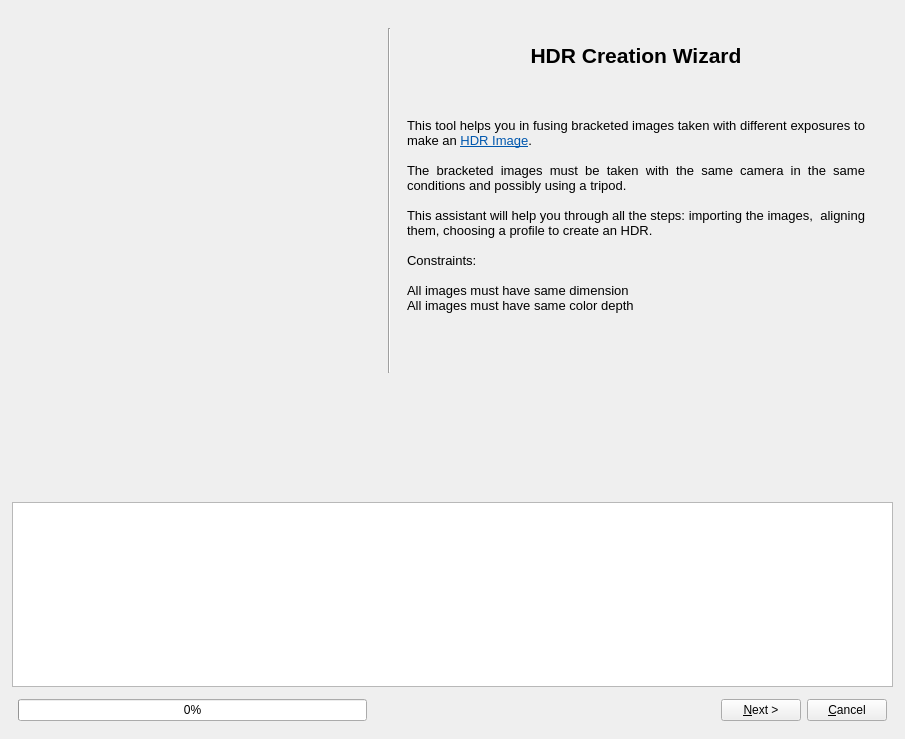
Old version of the form src/HdrWizard/HdrWizard.ui in the repository LuminanceHDR/LuminanceHDR.
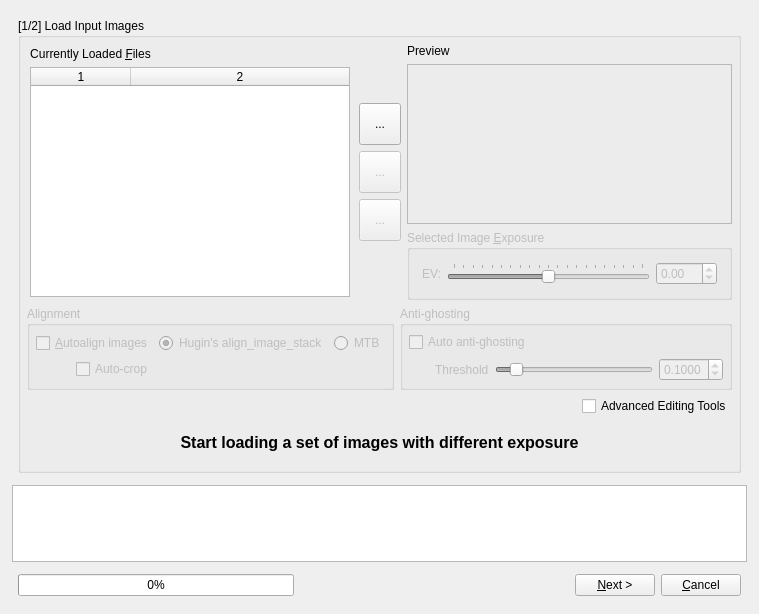
New version of the form. Icons and pictures are not drawn.

Commit message: [HdrCreation] remove first page from wizard (feat-#38)

```diff
--- a/src/HdrWizard/HdrWizard.ui
+++ b/src/HdrWizard/HdrWizard.ui
@@ -6,8 +6,8 @@
    <rect>
     <x>0</x>
     <y>0</y>
-    <width>905</width>
-    <height>739</height>
+    <width>759</width>
+    <height>614</height>
    </rect>
   </property>
   <property name="windowTitle">
@@ -34,197 +34,6 @@
        <property name="currentIndex">
         <number>0</number>
        </property>
-       <widget class="QWidget" name="page">
-        <widget class="QWidget" name="layoutWidget">
-         <property name="geometry">
-          <rect>
-           <x>0</x>
-           <y>10</y>
-           <width>869</width>
-           <height>357</height>
-          </rect>
-         </property>
-         <layout class="QHBoxLayout" name="horizontalLayout_17">
-          <item>
-           <layout class="QVBoxLayout" name="verticalLayout_6">
-            <item>
-             <layout class="QHBoxLayout" name="horizontalLayout_12">
-              <item>
-               <spacer name="horizontalSpacer_16">
-                <property name="orientation">
-                 <enum>Qt::Horizontal</enum>
-                </property>
-                <property name="sizeHint" stdset="0">
-                 <size>
-                  <width>40</width>
-                  <height>20</height>
-                 </size>
-                </property>
-               </spacer>
-              </item>
-              <item>
-               <widget class="QLabel" name="camera_label">
-                <property name="text">
-                 <string/>
-                </property>
-                <property name="pixmap">
-                 <pixmap resource="../../icons.qrc">:/splash/images/camera.png</pixmap>
-                </property>
-               </widget>
-              </item>
-              <item>
-               <spacer name="horizontalSpacer_17">
-                <property name="orientation">
-                 <enum>Qt::Horizontal</enum>
-                </property>
-                <property name="sizeHint" stdset="0">
-                 <size>
-                  <width>40</width>
-                  <height>20</height>
-                 </size>
-                </property>
-               </spacer>
-              </item>
-             </layout>
-            </item>
-            <item>
-             <layout class="QHBoxLayout" name="horizontalLayout_11">
-              <item>
-               <spacer name="horizontalSpacer_8">
-                <property name="orientation">
-                 <enum>Qt::Horizontal</enum>
-                </property>
-                <property name="sizeHint" stdset="0">
-                 <size>
-                  <width>40</width>
-                  <height>20</height>
-                 </size>
-                </property>
-               </spacer>
-              </item>
-              <item>
-               <widget class="QLabel" name="stack_label">
-                <property name="text">
-                 <string/>
-                </property>
-                <property name="pixmap">
-                 <pixmap resource="../../icons.qrc">:/splash/images/stack.png</pixmap>
-                </property>
-               </widget>
-              </item>
-              <item>
-               <spacer name="horizontalSpacer_9">
-                <property name="orientation">
-                 <enum>Qt::Horizontal</enum>
-                </property>
-                <property name="sizeHint" stdset="0">
-                 <size>
-                  <width>40</width>
-                  <height>20</height>
-                 </size>
-                </property>
-               </spacer>
-              </item>
-             </layout>
-            </item>
-           </layout>
-          </item>
-          <item>
-           <widget class="Line" name="line_3">
-            <property name="orientation">
-             <enum>Qt::Vertical</enum>
-            </property>
-           </widget>
-          </item>
-          <item>
-           <layout class="QVBoxLayout" name="verticalLayout_8">
-            <item>
-             <layout class="QHBoxLayout" name="horizontalLayout_10">
-              <item>
-               <spacer name="horizontalSpacer_10">
-                <property name="orientation">
-                 <enum>Qt::Horizontal</enum>
-                </property>
-                <property name="sizeType">
-                 <enum>QSizePolicy::Fixed</enum>
-                </property>
-                <property name="sizeHint" stdset="0">
-                 <size>
-                  <width>10</width>
-                  <height>20</height>
-                 </size>
-                </property>
-               </spacer>
-              </item>
-              <item>
-               <widget class="QLabel" name="label_5">
-                <property name="text">
-                 <string>&lt;!DOCTYPE HTML PUBLIC &quot;-//W3C//DTD HTML 4.0//EN&quot; &quot;http://www.w3.org/TR/REC-html40/strict.dtd&quot;&gt;
-&lt;html&gt;&lt;head&gt;&lt;meta name=&quot;qrichtext&quot; content=&quot;1&quot; /&gt;&lt;style type=&quot;text/css&quot;&gt;
-p, li { white-space: pre-wrap; }
-&lt;/style&gt;&lt;/head&gt;&lt;body style=&quot; font-family:'Sans Serif'; font-size:10pt; font-weight:400; font-style:normal;&quot;&gt;
-&lt;p align=&quot;center&quot; style=&quot;-qt-paragraph-type:empty; margin-top:0px; margin-bottom:0px; margin-left:0px; margin-right:0px; -qt-block-indent:0; text-indent:0px;&quot;&gt;&lt;/p&gt;
-&lt;p align=&quot;center&quot; style=&quot; margin-top:0px; margin-bottom:0px; margin-left:0px; margin-right:0px; -qt-block-indent:0; text-indent:0px;&quot;&gt;&lt;span style=&quot; font-size:16pt; font-weight:600;&quot;&gt;HDR Creation Wizard&lt;/span&gt;&lt;/p&gt;
-&lt;p align=&quot;center&quot; style=&quot;-qt-paragraph-type:empty; margin-top:0px; margin-bottom:0px; margin-left:0px; margin-right:0px; -qt-block-indent:0; text-indent:0px; font-size:16pt; font-weight:600;&quot;&gt;&lt;/p&gt;
-&lt;p align=&quot;center&quot; style=&quot;-qt-paragraph-type:empty; margin-top:0px; margin-bottom:0px; margin-left:0px; margin-right:0px; -qt-block-indent:0; text-indent:0px; font-size:16pt; font-weight:600;&quot;&gt;&lt;/p&gt;
-&lt;p align=&quot;justify&quot; style=&quot; margin-top:0px; margin-bottom:0px; margin-left:0px; margin-right:0px; -qt-block-indent:0; text-indent:0px;&quot;&gt;This tool helps you in fusing bracketed images taken with different exposures to make an &lt;a href=&quot;http://en.wikipedia.org/wiki/High_Dynamic_Range&quot;&gt;&lt;span style=&quot; text-decoration: underline; color:#0057ae;&quot;&gt;HDR Image&lt;/span&gt;&lt;/a&gt;. &lt;/p&gt;
-&lt;p align=&quot;justify&quot; style=&quot;-qt-paragraph-type:empty; margin-top:0px; margin-bottom:0px; margin-left:0px; margin-right:0px; -qt-block-indent:0; text-indent:0px;&quot;&gt;&lt;/p&gt;
-&lt;p align=&quot;justify&quot; style=&quot; margin-top:0px; margin-bottom:0px; margin-left:0px; margin-right:0px; -qt-block-indent:0; text-indent:0px;&quot;&gt;The bracketed images must be taken with the same camera in the same conditions and possibly using a tripod.&lt;/p&gt;
-&lt;p align=&quot;justify&quot; style=&quot;-qt-paragraph-type:empty; margin-top:0px; margin-bottom:0px; margin-left:0px; margin-right:0px; -qt-block-indent:0; text-indent:0px;&quot;&gt;&lt;/p&gt;
-&lt;p align=&quot;justify&quot; style=&quot; margin-top:0px; margin-bottom:0px; margin-left:0px; margin-right:0px; -qt-block-indent:0; text-indent:0px;&quot;&gt;This assistant will help you through all the steps: importing the images,  aligning them, choosing a profile to create an HDR.&lt;/p&gt;
-&lt;p align=&quot;justify&quot; style=&quot;-qt-paragraph-type:empty; margin-top:0px; margin-bottom:0px; margin-left:0px; margin-right:0px; -qt-block-indent:0; text-indent:0px;&quot;&gt;&lt;/p&gt;
-&lt;p align=&quot;justify&quot; style=&quot; margin-top:0px; margin-bottom:0px; margin-left:0px; margin-right:0px; -qt-block-indent:0; text-indent:0px;&quot;&gt;Constraints:&lt;/p&gt;
-&lt;p align=&quot;justify&quot; style=&quot;-qt-paragraph-type:empty; margin-top:0px; margin-bottom:0px; margin-left:0px; margin-right:0px; -qt-block-indent:0; text-indent:0px;&quot;&gt;&lt;/p&gt;
-&lt;p align=&quot;justify&quot; style=&quot; margin-top:0px; margin-bottom:0px; margin-left:0px; margin-right:0px; -qt-block-indent:0; text-indent:0px;&quot;&gt;All images must have same dimension&lt;/p&gt;
-&lt;p align=&quot;justify&quot; style=&quot; margin-top:0px; margin-bottom:0px; margin-left:0px; margin-right:0px; -qt-block-indent:0; text-indent:0px;&quot;&gt;All images must have same color depth&lt;/p&gt;&lt;/body&gt;&lt;/html&gt;</string>
-                </property>
-                <property name="alignment">
-                 <set>Qt::AlignLeading|Qt::AlignLeft|Qt::AlignTop</set>
-                </property>
-                <property name="wordWrap">
-                 <bool>true</bool>
-                </property>
-                <property name="openExternalLinks">
-                 <bool>true</bool>
-                </property>
-               </widget>
-              </item>
-              <item>
-               <spacer name="horizontalSpacer_11">
-                <property name="orientation">
-                 <enum>Qt::Horizontal</enum>
-                </property>
-                <property name="sizeType">
-                 <enum>QSizePolicy::Fixed</enum>
-                </property>
-                <property name="sizeHint" stdset="0">
-                 <size>
-                  <width>10</width>
-                  <height>20</height>
-                 </size>
-                </property>
-               </spacer>
-              </item>
-             </layout>
-            </item>
-            <item>
-             <spacer name="verticalSpacer_3">
-              <property name="orientation">
-               <enum>Qt::Vertical</enum>
-              </property>
-              <property name="sizeHint" stdset="0">
-               <size>
-                <width>20</width>
-                <height>40</height>
-               </size>
-              </property>
-             </spacer>
-            </item>
-           </layout>
-          </item>
-         </layout>
-        </widget>
-       </widget>
        <widget class="QWidget" name="choose_files">
         <layout class="QGridLayout" name="gridLayout_12">
          <item row="0" column="0">
@@ -585,18 +394,28 @@
                    <string>Alignment</string>
                   </property>
                   <layout class="QGridLayout" name="gridLayout_3">
-                   <property name="margin">
+                   <property name="leftMargin">
                     <number>6</number>
                    </property>
-                   <property name="spacing">
+                   <property name="topMargin">
                     <number>6</number>
                    </property>
                    <item row="0" column="0">
                     <layout class="QGridLayout" name="gridLayout1">
                      <property name="margin">
-                      <number>6</number>
+                      <number>0</number>
                      </property>
-                     <item row="0" column="0">
+                     <item row="0" column="3">
+                      <widget class="QRadioButton" name="mtb_radioButton">
+                       <property name="enabled">
+                        <bool>false</bool>
+                       </property>
+                       <property name="text">
+                        <string>MTB</string>
+                       </property>
+                      </widget>
+                     </item>
+                     <item row="0" column="0" colspan="2">
                       <widget class="QCheckBox" name="alignCheckBox">
                        <property name="enabled">
                         <bool>false</bool>
@@ -612,7 +431,7 @@
                        </property>
                       </widget>
                      </item>
-                     <item row="1" column="0" colspan="2">
+                     <item row="0" column="2">
                       <widget class="QRadioButton" name="ais_radioButton">
                        <property name="enabled">
                         <bool>false</bool>
@@ -625,17 +444,7 @@
                        </property>
                       </widget>
                      </item>
-                     <item row="2" column="0" colspan="2">
-                      <widget class="QRadioButton" name="mtb_radioButton">
-                       <property name="enabled">
-                        <bool>false</bool>
-                       </property>
-                       <property name="text">
-                        <string>MTB</string>
-                       </property>
-                      </widget>
-                     </item>
-                     <item row="3" column="0">
+                     <item row="2" column="1">
                       <widget class="QCheckBox" name="autoCropCheckBox">
                        <property name="enabled">
                         <bool>false</bool>
@@ -651,6 +460,22 @@
                        </property>
                       </widget>
                      </item>
+                     <item row="2" column="0">
+                      <spacer name="horizontalSpacer_8">
+                       <property name="orientation">
+                        <enum>Qt::Horizontal</enum>
+                       </property>
+                       <property name="sizeType">
+                        <enum>QSizePolicy::Fixed</enum>
+                       </property>
+                       <property name="sizeHint" stdset="0">
+                        <size>
+                         <width>1</width>
+                         <height>1</height>
+                        </size>
+                       </property>
+                      </spacer>
+                     </item>
                     </layout>
                    </item>
                   </layout>
@@ -665,72 +490,9 @@
                    <string>Anti-ghosting</string>
                   </property>
                   <layout class="QGridLayout" name="gridLayout_8">
-                   <property name="margin">
-                    <number>6</number>
-                   </property>
-                   <property name="spacing">
-                    <number>6</number>
-                   </property>
                    <item row="0" column="0">
-                    <layout class="QHBoxLayout" name="horizontalLayout_13">
-                     <property name="margin">
-                      <number>6</number>
-                     </property>
-                     <item>
-                      <widget class="QLabel" name="label_6">
-                       <property name="text">
-                        <string>O. Gallo and others</string>
-                       </property>
-                      </widget>
-                     </item>
-                     <item>
-                      <widget class="QCheckBox" name="autoAG_checkBox">
-                       <property name="toolTip">
-                        <string>&lt;html&gt;&lt;head/&gt;&lt;body&gt;&lt;p&gt;Enable auto anti-ghosting algorithm&lt;/p&gt;&lt;/body&gt;&lt;/html&gt;</string>
-                       </property>
-                       <property name="text">
-                        <string>Auto anti-ghosting</string>
-                       </property>
-                      </widget>
-                     </item>
-                    </layout>
-                   </item>
-                   <item row="1" column="0">
-                    <layout class="QHBoxLayout" name="horizontalLayout_14">
-                     <property name="margin">
-                      <number>6</number>
-                     </property>
-                     <item>
-                      <widget class="QLabel" name="label_8">
-                       <property name="text">
-                        <string>Artifact-free HDR Imaging</string>
-                       </property>
-                      </widget>
-                     </item>
-                     <item>
-                      <spacer name="horizontalSpacer_14">
-                       <property name="orientation">
-                        <enum>Qt::Horizontal</enum>
-                       </property>
-                       <property name="sizeHint" stdset="0">
-                        <size>
-                         <width>40</width>
-                         <height>20</height>
-                        </size>
-                       </property>
-                      </spacer>
-                     </item>
-                    </layout>
-                   </item>
-                   <item row="2" column="0">
-                    <layout class="QHBoxLayout" name="horizontalLayout_15">
-                     <property name="spacing">
-                      <number>6</number>
-                     </property>
-                     <property name="margin">
-                      <number>6</number>
-                     </property>
-                     <item>
+                    <layout class="QGridLayout" name="gridLayout_13">
+                     <item row="1" column="1">
                       <widget class="QLabel" name="label_7">
                        <property name="enabled">
                         <bool>false</bool>
@@ -740,7 +502,7 @@
                        </property>
                       </widget>
                      </item>
-                     <item>
+                     <item row="1" column="2">
                       <widget class="QSlider" name="threshold_horizontalSlider">
                        <property name="enabled">
                         <bool>false</bool>
@@ -768,7 +530,7 @@
                        </property>
                       </widget>
                      </item>
-                     <item>
+                     <item row="1" column="3">
                       <widget class="QDoubleSpinBox" name="threshold_doubleSpinBox">
                        <property name="enabled">
                         <bool>false</bool>
@@ -790,6 +552,32 @@
                        </property>
                       </widget>
                      </item>
+                     <item row="0" column="0" colspan="3">
+                      <widget class="QCheckBox" name="autoAG_checkBox">
+                       <property name="toolTip">
+                        <string>Enable the auto anti-ghosting algorithm (by O. Gallo and others)</string>
+                       </property>
+                       <property name="text">
+                        <string>Auto anti-ghosting</string>
+                       </property>
+                      </widget>
+                     </item>
+                     <item row="1" column="0">
+                      <spacer name="horizontalSpacer_9">
+                       <property name="orientation">
+                        <enum>Qt::Horizontal</enum>
+                       </property>
+                       <property name="sizeType">
+                        <enum>QSizePolicy::Fixed</enum>
+                       </property>
+                       <property name="sizeHint" stdset="0">
+                        <size>
+                         <width>20</width>
+                         <height>1</height>
+                        </size>
+                       </property>
+                      </spacer>
+                     </item>
                     </layout>
                    </item>
                   </layout>
@@ -819,7 +607,7 @@
                 <item>
                  <widget class="QCheckBox" name="checkBoxEditingTools">
                   <property name="text">
-                   <string>Enable Editing Tools - Advanced Users, Manual Alignment, Manual Anti-Ghosting</string>
+                   <string>Advanced Editing Tools</string>
                   </property>
                  </widget>
                 </item>
```
Left out of the diff: 5 changed lines with no effect on the pictures. The commit also changes 5 other files.
